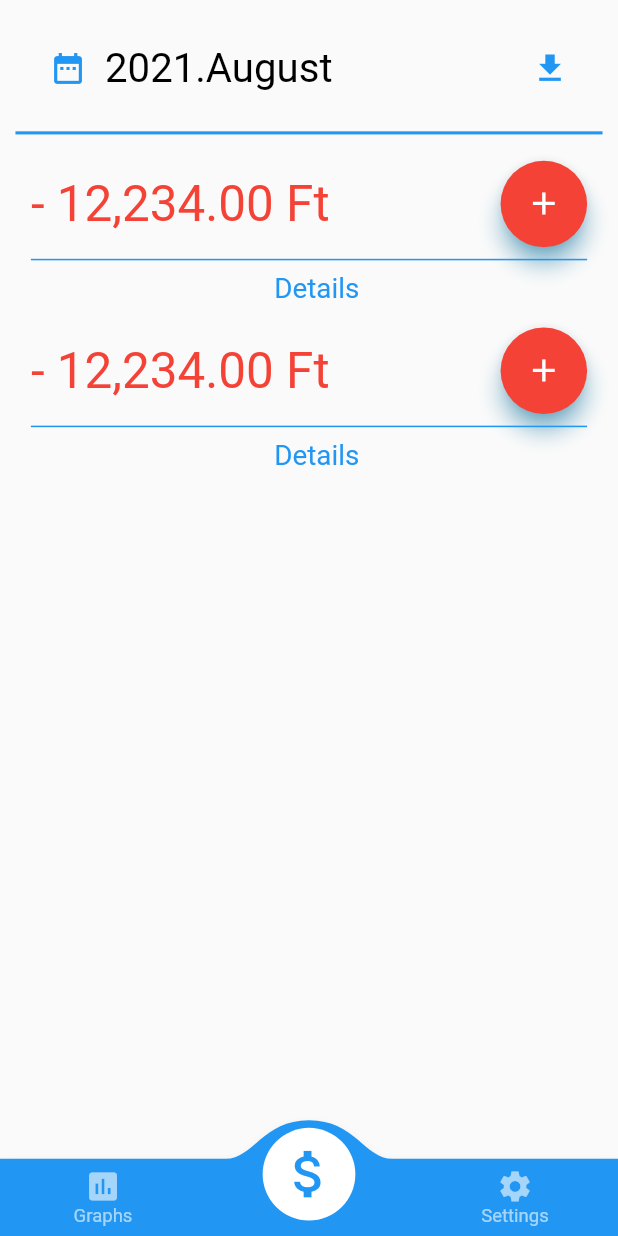
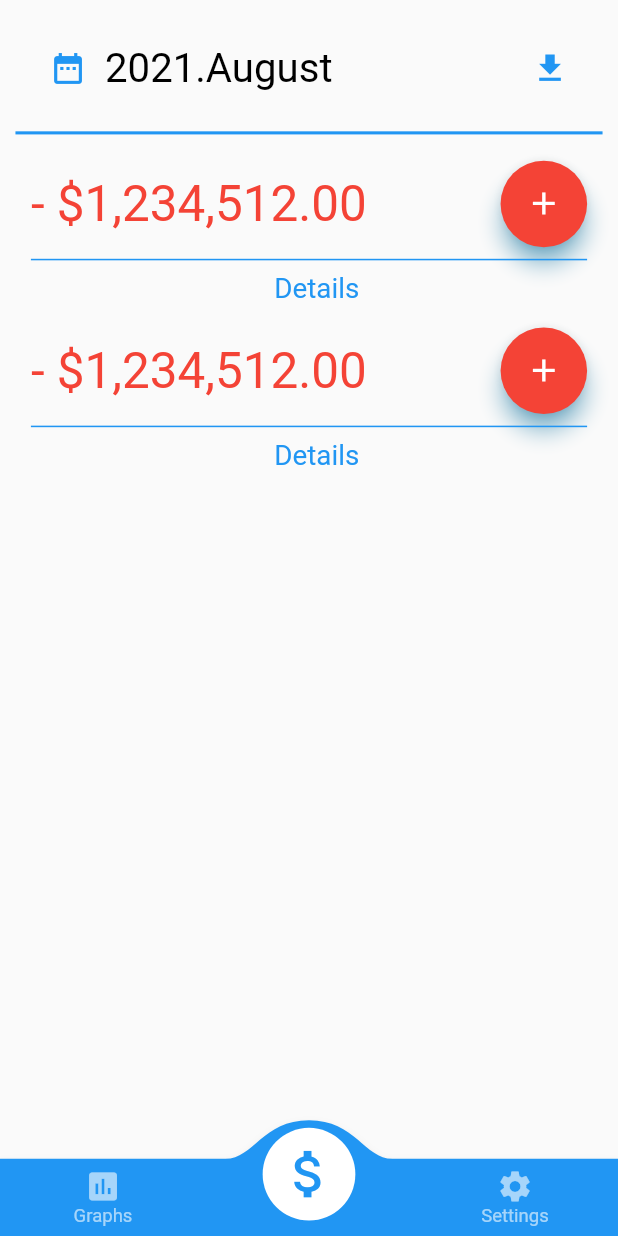
Before and after one commit to dodoqqww/my_budget, a Flutter app: the screen it shows after launch, on a phone screen of 412 x 824 dp. Run offline on Flutter 3.47's test engine with Material 2 defaults, Android fonts, the phone set to English and light mode, and no system bars; drawn by our look-alikes of convex_bottom_bar, expandable; our stand-ins replace charts_flutter, flutter_money_formatter, get_it, month_picker_dialog, responsive_framework, toggle_switch; missing offline and left inert: charts_common, flutter_date_picker_timeline, flutter_material_color_picker, flutter_picker; generated files the repository leaves out were written again.

Commit message:
currency format base

```diff
--- a/lib/models/catalog.dart
+++ /dev/null
@@ -1,59 +0,0 @@
-import 'package:flutter/material.dart';
-
-/// A proxy of the catalog of items the user can buy.
-///
-/// In a real app, this might be backed by a backend and cached on device.
-/// In this sample app, the catalog is procedurally generated and infinite.
-///
-/// For simplicity, the catalog is expected to be immutable (no products are
-/// expected to be added, removed or changed during the execution of the app).
-class CatalogModel {
-  static List<String> itemNames = [
-    'Code Smell',
-    'Control Flow',
-    'Interpreter',
-    'Recursion',
-    'Sprint',
-    'Heisenbug',
-    'Spaghetti',
-    'Hydra Code',
-    'Off-By-One',
-    'Scope',
-    'Callback',
-    'Closure',
-    'Automata',
-    'Bit Shift',
-    'Currying',
-  ];
-
-  /// Get item by [id].
-  ///
-  /// In this sample, the catalog is infinite, looping over [itemNames].
-  Item getById(int id) => Item(id, itemNames[id % itemNames.length]);
-
-  /// Get item by its position in the catalog.
-  Item getByPosition(int position) {
-    // In this simplified case, an item's position in the catalog
-    // is also its id.
-    return getById(position);
-  }
-}
-
-@immutable
-class Item {
-  final int id;
-  final String name;
-  final Color color;
-  final int price = 42;
-
-  Item(this.id, this.name)
-      // To make the sample app look nicer, each item is given one of the
-      // Material Design primary colors.
-      : color = Colors.primaries[id % Colors.primaries.length];
-
-  @override
-  int get hashCode => id;
-
-  @override
-  bool operator ==(Object other) => other is Item && other.id == id;
-}
--- a/lib/providers/cart.dart
+++ /dev/null
@@ -1,39 +0,0 @@
-import 'package:flutter/foundation.dart';
-import '../models/catalog.dart';
-
-class CartModel extends ChangeNotifier {
-  /// The private field backing [catalog].
-  CatalogModel _catalog;
-
-  /// Internal, private state of the cart. Stores the ids of each item.
-  final List<int> _itemIds = [];
-
-  /// The current catalog. Used to construct items from numeric ids.
-  CatalogModel get catalog => _catalog;
-
-  set catalog(CatalogModel newCatalog) {
-    assert(newCatalog != null);
-    assert(_itemIds.every((id) => newCatalog.getById(id) != null),
-        'The catalog $newCatalog does not have one of $_itemIds in it.');
-    _catalog = newCatalog;
-    // Notify listeners, in case the new catalog provides information
-    // different from the previous one. For example, availability of an item
-    // might have changed.
-    notifyListeners();
-  }
-
-  /// List of items in the cart.
-  List<Item> get items => _itemIds.map((id) => _catalog.getById(id)).toList();
-
-  /// The current total price of all items.
-  int get totalPrice =>
-      items.fold(0, (total, current) => total + current.price);
-
-  /// Adds [item] to cart. This is the only way to modify the cart from outside.
-  void add(Item item) {
-    _itemIds.add(item.id);
-    // This line tells [Model] that it should rebuild the widgets that
-    // depend on it.
-    notifyListeners();
-  }
-}
--- a/lib/ui/common/theme.dart
+++ b/lib/ui/common/theme.dart
@@ -1,10 +1,4 @@
 import 'package:flutter/material.dart';
-
-//TODO theme egységesítése
-//only in graph screen 14
-//list items 18
-//main screen month 28
-//main screen sum 32
 
 final appTheme = ThemeData(
   primarySwatch: Colors.blue,
--- a/lib/ui/screens/main_screen.dart
+++ b/lib/ui/screens/main_screen.dart
@@ -1,8 +1,13 @@
+import 'dart:ffi';
+
 import 'package:flutter/material.dart'
     hide DropdownButton, DropdownMenuItem, DropdownButtonHideUnderline;
+import 'package:flutter/services.dart';
+import 'package:flutter_money_formatter/flutter_money_formatter.dart';
 import 'package:intl/intl.dart';
 import 'package:my_budget/ui/widgets/add_category_dialog.dart';
 import 'package:my_budget/ui/widgets/fitted_text.dart';
+import 'package:my_budget/utils/util_methods.dart';
 import './/models/transaction_category.dart';
 import './/ui/widgets/dropdown_widget.dart';
 
@@ -177,9 +182,7 @@ class FinancialSummaryWidget extends StatelessWidget {
 
     String prefix = isIncome ? "+" : "-";
 
-    //FlutterMoneyFormatter fmf = FlutterMoneyFormatter(amount: 12345678.9012345);
-
-    //MoneyFormatterOutput fo = fmf.output;
+    //_getFormattedCurrency(context);
 
     return ExpandableNotifier(
       // <-- Provides ExpandableController to its children
@@ -197,7 +200,8 @@ class FinancialSummaryWidget extends StatelessWidget {
                       FittedText(
                         style: Theme.of(context).textTheme.headline1.copyWith(
                             color: isIncome ? Colors.green : Colors.red),
-                        text: "$prefix 12,234.00 Ft",
+                        text:
+                            "$prefix ${getFormattedCurrency(context: context, value: 1234512)}",
                         fitSize: 250,
                       )
                     ],
@@ -373,7 +377,8 @@ class TrxListItem extends StatelessWidget {
                         ],
                       ),
                       FittedText(
-                        text: "$prefix ${trx.amount}Ft",
+                        text:
+                            "$prefix ${getFormattedCurrency(context: context, value: trx.amount)}",
                         style: Theme.of(context)
                             .textTheme
                             .bodyText1
@@ -560,6 +565,10 @@ class AddEditTrxScreen extends StatelessWidget {
                             child: TextField(
                               style: Theme.of(context).textTheme.bodyText1,
                               controller: amountCtrl,
+                              keyboardType: TextInputType.number,
+                              inputFormatters: <TextInputFormatter>[
+                                FilteringTextInputFormatter.digitsOnly
+                              ],
                               decoration: getAppTextFieldDecoration(
                                   labelText: "Amount", context: context),
                               autofocus: false,
--- a/lib/ui/screens/settings_screen.dart
+++ b/lib/ui/screens/settings_screen.dart
@@ -4,6 +4,7 @@ import 'package:flutter_picker/flutter_picker.dart';
 import 'package:my_budget/ui/widgets/add_category_dialog.dart';
 import 'package:my_budget/ui/widgets/fitted_text.dart';
 import 'package:my_budget/ui/widgets/legend_widget.dart';
+import 'package:my_budget/utils/util_methods.dart';
 
 import './/models/reminder.dart';
 import './/models/wallet.dart';
@@ -139,12 +140,13 @@ class WalletListWidget extends StatelessWidget {
               ],
             ),
             FittedText(
-              text: "+ ${wallet.amount} Ft",
+              text:
+                  "+ ${getFormattedCurrency(context: context, value: wallet.amount)}",
               style: Theme.of(context)
                   .textTheme
                   .bodyText1
                   .copyWith(color: Colors.green),
-              fitSize: 150,
+              fitSize: 165,
               align: AlignmentDirectional.centerEnd,
             )
           ])
--- /dev/null
+++ b/lib/utils/util_methods.dart
@@ -0,0 +1,12 @@
+import 'package:flutter/material.dart';
+import 'package:intl/intl.dart';
+
+String getFormattedCurrency({BuildContext context, double value}) {
+  Locale locale = Localizations.localeOf(context);
+  var format = NumberFormat.simpleCurrency(locale: locale.toString());
+  // print(format.format(double.parse(value)));
+  print("CURRENCY SYMBOL ${format.currencySymbol}");
+  print("CURRENCY NAME ${format.currencyName}");
+
+  return format.format(value);
+}
```
